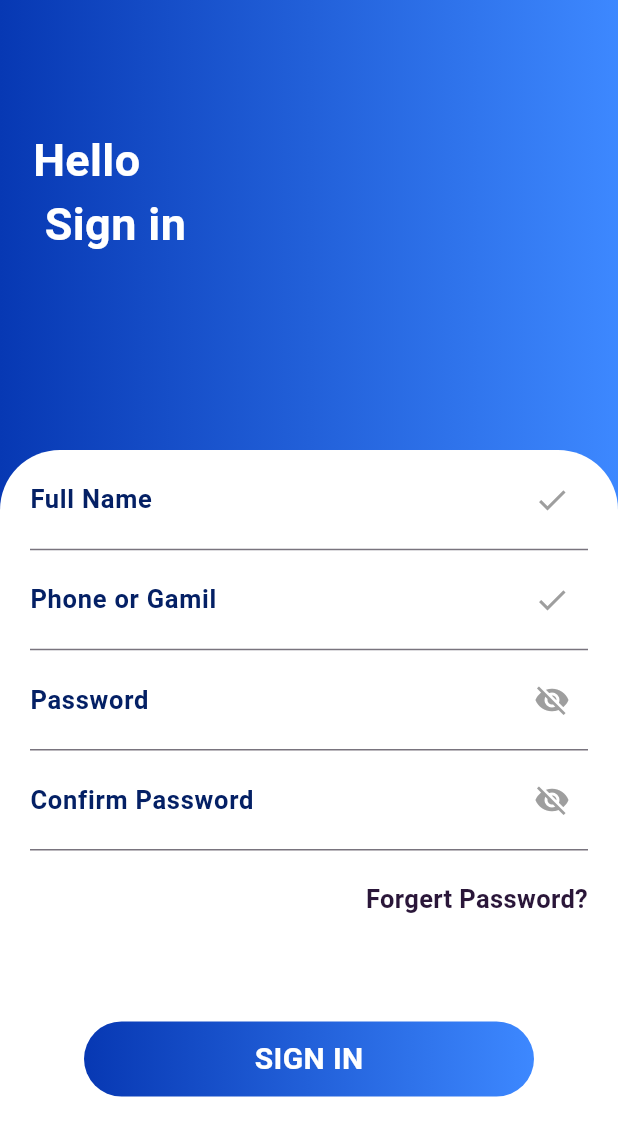
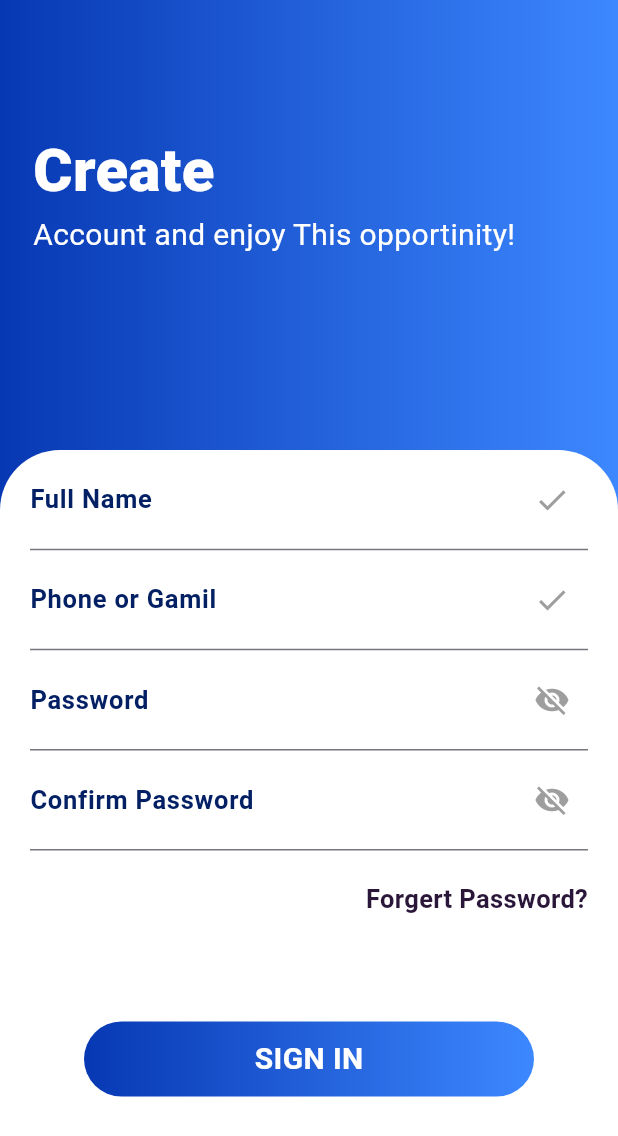
Before and after one commit to SemaNumeriqueOrganization/semanumerique_mobile, a Flutter app: the RegisterScreen screen opened by its route, on a phone screen of 412 x 824 dp. Shown: the top 1136 px of the screen. Run offline on Flutter 3.47's test engine with Material 3 defaults, Android fonts, the phone set to English and light mode, and no system bars; our stand-ins replace flutter_easyloading, font_awesome_flutter, get, shared_preferences; accounts and stored records are empty; Roboto replaces fonts that are missing (Comfortaa).

Commit message:
second commit for the register  page

```diff
--- a/lib/views/screens/auth/register_screen.dart
+++ b/lib/views/screens/auth/register_screen.dart
@@ -29,12 +29,21 @@ class _RegisterScreenState extends State<RegisterScreen> {
             ),
             child: const Padding(
               padding: EdgeInsets.only(top: 85.0, left: 22),
-              child: Text(
-                'Hello\n Sign in ',
-                style: TextStyle(
-                    fontSize: 30,
-                    color: Colors.white,
-                    fontWeight: FontWeight.bold),
+              child: Column(
+                crossAxisAlignment: CrossAxisAlignment.start,
+                children: [
+                  Text(
+                    'Create ',
+                    style: TextStyle(
+                        fontSize: 40,
+                        color: Colors.white,
+                        fontWeight: FontWeight.w900),
+                  ),
+                  Text(
+                    "Account and enjoy This opportinity! ",
+                    style: TextStyle(fontSize: 20, color: MkasColor.white),
+                  )
+                ],
               ),
             ),
           ),
```
